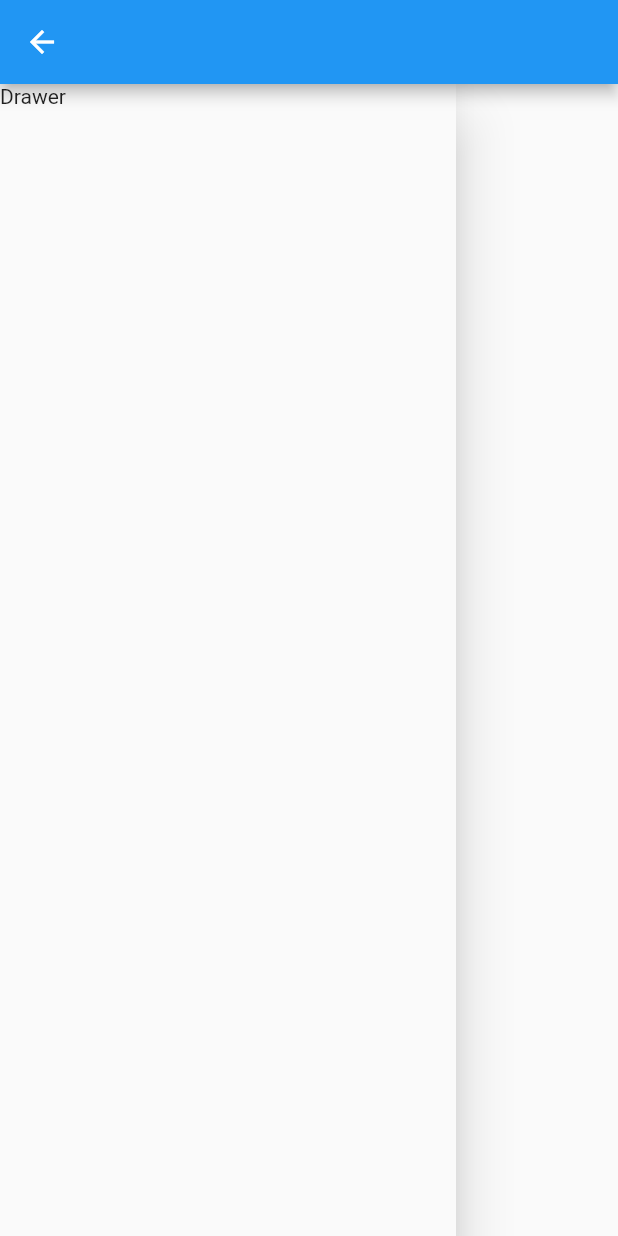
After one commit to xYouPoPx/forms_restapi, a Flutter app: the DynamicLayout screen opened directly, on a phone screen of 412 x 824 dp. The commit adds this screen. Run offline on Flutter 3.47's test engine with Material 2 defaults, Android fonts, the phone set to English and light mode, and no system bars; our stand-ins replace cloud_firestore; accounts and stored records are empty; network calls fail.

Commit message:
test responsive layout

```diff
--- /dev/null
+++ b/lib/dynamic_layout.dart
@@ -0,0 +1,103 @@
+import 'package:flutter/material.dart';
+
+class DynamicLayout extends StatefulWidget {
+  //final List<Pokemon> pokemons;
+
+  //PokemonList(this.pokemons);
+  @override
+  _DynamicLayoutState createState() => _DynamicLayoutState();
+}
+
+class _DynamicLayoutState extends State<DynamicLayout> {
+  @override
+  Widget build(BuildContext context) {
+    var media = MediaQuery.of(context);
+
+    print(media.toString());
+
+    return Scaffold(
+      appBar: AppBar(),
+      body: media.size.width < 600
+          ? Drawer(
+              child: Text('Drawer'),
+            )
+          : Row(
+              children: <Widget>[
+                media.size.width > 600
+                    ? Flexible(
+                        flex: 1,
+                        child: Text('Flexible in row'),
+                      )
+                    : Container(),
+                Flexible(
+                  flex: 3,
+                  child: Center(
+                      child: Text(
+                    "Size ${media.size.width} * ${media.size.height}",
+                    style: Theme.of(context).textTheme.headline6,
+                  )),
+                ),
+              ],
+            ),
+    );
+    // return Scaffold(
+    //   appBar: AppBar(),
+    //   body: Column(
+    //     children: <Widget>[
+    //       Row(
+    //         children: <Widget>[
+    //           _buildExpanded(),
+    //           _buildFlexible(),
+    //         ],
+    //       ),
+    //       Row(
+    //         children: <Widget>[
+    //           _buildExpanded(),
+    //           _buildExpanded(),
+    //         ],
+    //       ),
+    //       Row(
+    //         children: <Widget>[
+    //           _buildFlexible(),
+    //           _buildFlexible(),
+    //         ],
+    //       ),
+    //     ],
+    //   ),
+    // );
+  }
+
+  Widget _buildOrientationBuilder(BuildContext context) {
+    return OrientationBuilder(builder: (context, orientation) {
+      _buildGridView(context, orientation);
+    });
+  }
+
+  Widget _buildGridView(BuildContext context, Orientation orientation) {
+    return GridView.count(crossAxisCount: orientation == Orientation.portrait ? 1 : 2);
+  }
+
+  Widget _buildFlexible() {
+    return Flexible(
+      child: Container(
+        color: Colors.green,
+        child: Text(
+          "Flexible",
+          style: Theme.of(context).textTheme.headline6,
+        ),
+      ),
+    );
+  }
+
+  Widget _buildExpanded() {
+    return Flexible(
+      child: Container(
+        color: Colors.green,
+        child: Text(
+          "Expanded",
+          style: Theme.of(context).textTheme.headline6,
+        ),
+      ),
+    );
+  }
+}
--- a/lib/main.dart
+++ b/lib/main.dart
@@ -1,8 +1,10 @@
 import 'package:flutter/material.dart';
+import 'package:forms_restapi/dynamic_layout.dart';
 import 'package:forms_restapi/homepage.dart';
+import 'package:forms_restapi/responsive_widget/body.dart';
 
 void main() {
   return runApp(
-    MaterialApp(home: HomePage()),
+    MaterialApp(home: Body()),
   );
 }
```
Also changed, not shown: lib/responsive_widget/body.dart (added, +14 -0 lines), lib/responsive_widget/large_screen.dart (added, +65 -0 lines), lib/responsive_widget/responsive_widget.dart (added, +43 -0 lines), lib/responsive_widget/small_screen.dart (added, +51 -0 lines), 1 other file.
